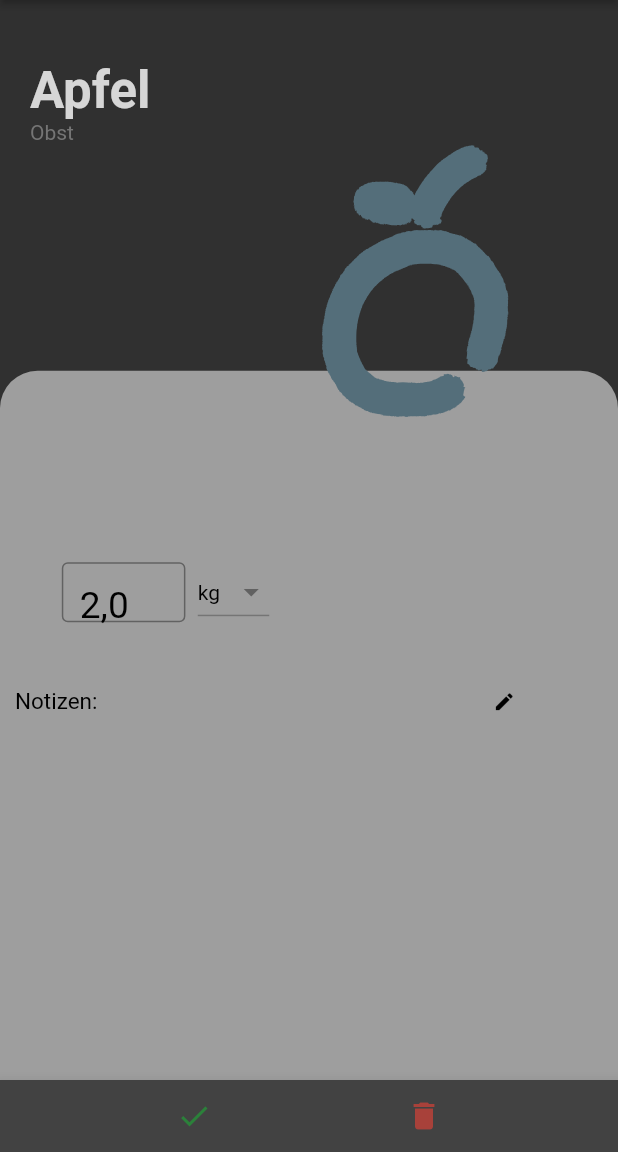
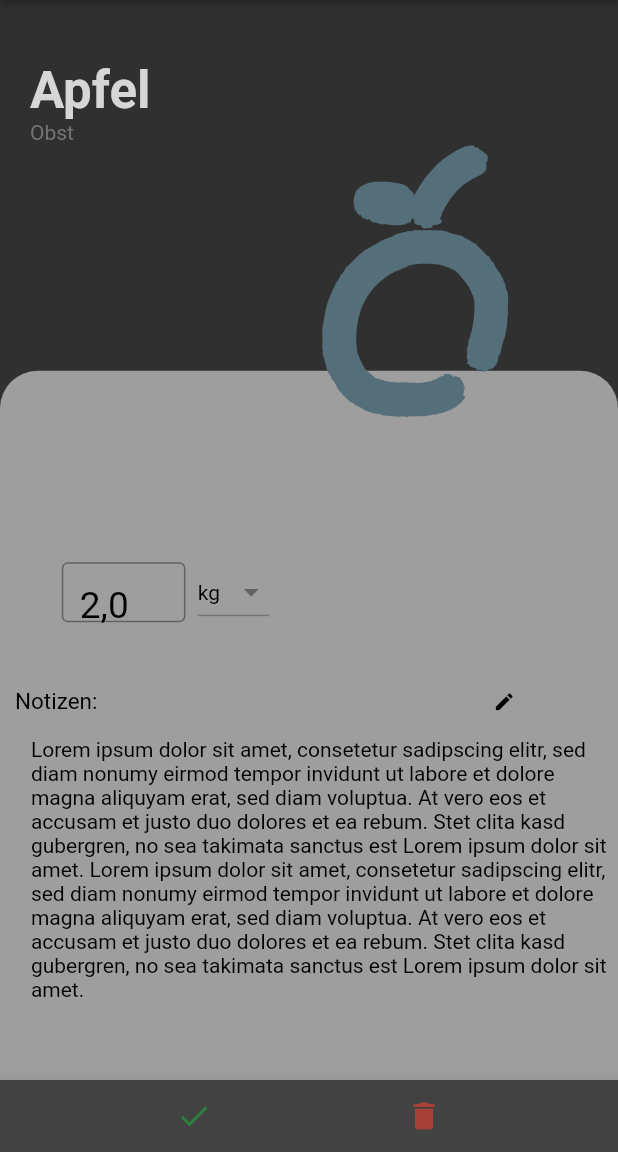
Before and after one commit to benicamera/q_shop, a Flutter app: the screen it shows after launch, after a tap on "Apfel", on a phone screen of 412 x 824 dp, the part 84-1236 px from its top. Run offline on Flutter 3.47's test engine with Material 2 defaults, Android fonts, the phone set to English and light mode, and no system bars; our stand-ins replace auto_size_text.

Commit message:
Text in Detail screen

```diff
--- a/lib/screens/details/components/detail_body.dart
+++ b/lib/screens/details/components/detail_body.dart
@@ -67,6 +67,7 @@ class DetailBody extends StatelessWidget {
                                 "Notizen:",
                                 style: TextStyle(color: kBlack, fontSize: 15),
                               ),
+
                               SizedBox(
                                 height: 2,
                                 width: size.width *0.6,
@@ -77,13 +78,17 @@ class DetailBody extends StatelessWidget {
                                 onPressed: (){}, //TODO: open editing mode for text
                               )
                             ],
-                          )),
-                      Padding(
-                        padding: EdgeInsets.all(0),
-                        child: Text(
-                          notes
-                          //overflow: TextOverflow.ellipsis,
+                          )
+                      ),
+                      Align(
+                        alignment: Alignment.centerLeft,
+                        child: Padding(
+                          padding: EdgeInsetsDirectional.only(start: size.width*0.05),
+                          child: Text(
+                          notes,
+                          style: TextStyle(color: kBlack),
                         ),
+                        )
                       )
                     ],
                   ),
```
